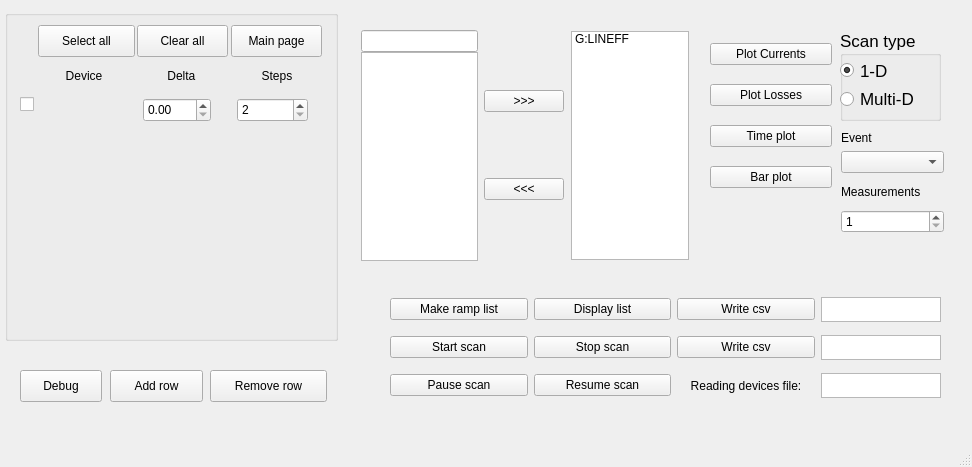
The window that gui_window.ui (rsharankova/LinacDeviceScan) describes before a commit, drawn with Qt 5.
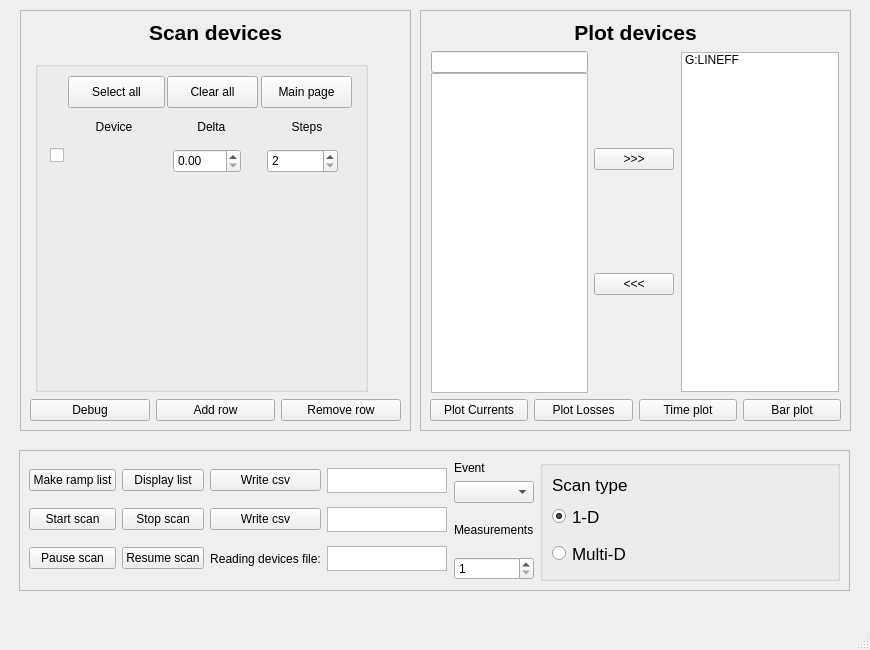
The same window after the commit.

Commit message: major design changes

```diff
--- a/gui_window.ui
+++ b/gui_window.ui
@@ -6,8 +6,8 @@
    <rect>
     <x>0</x>
     <y>0</y>
-    <width>972</width>
-    <height>467</height>
+    <width>870</width>
+    <height>650</height>
    </rect>
   </property>
   <property name="sizePolicy">
@@ -20,277 +20,150 @@
    <string>Phase scan </string>
   </property>
   <widget class="QWidget" name="centralwidget">
-   <widget class="QWidget" name="gridLayoutWidget">
+   <widget class="QFrame" name="plot_frame">
     <property name="geometry">
      <rect>
-      <x>840</x>
-      <y>130</y>
-      <width>104</width>
-      <height>104</height>
+      <x>420</x>
+      <y>10</y>
+      <width>431</width>
+      <height>421</height>
      </rect>
     </property>
-    <layout class="QVBoxLayout" name="verticalLayout_3" stretch="0,1,1,1">
-     <property name="leftMargin">
-      <number>1</number>
-     </property>
-     <property name="topMargin">
-      <number>1</number>
-     </property>
-     <property name="bottomMargin">
-      <number>1</number>
-     </property>
-     <item>
-      <widget class="QLabel" name="label_10">
-       <property name="autoFillBackground">
-        <bool>false</bool>
-       </property>
-       <property name="text">
-        <string>Event</string>
-       </property>
-       <property name="alignment">
-        <set>Qt::AlignLeading|Qt::AlignLeft|Qt::AlignVCenter</set>
-       </property>
-      </widget>
-     </item>
-     <item>
-      <widget class="QComboBox" name="event_comboBox">
-       <property name="currentIndex">
-        <number>-1</number>
-       </property>
-      </widget>
-     </item>
-     <item>
-      <widget class="QLabel" name="label_11">
-       <property name="autoFillBackground">
-        <bool>false</bool>
-       </property>
-       <property name="text">
-        <string>Measurements</string>
-       </property>
-       <property name="alignment">
-        <set>Qt::AlignLeading|Qt::AlignLeft|Qt::AlignVCenter</set>
-       </property>
-      </widget>
-     </item>
-     <item>
-      <widget class="QSpinBox" name="numevents_spinBox">
-       <property name="minimum">
-        <number>1</number>
-       </property>
-       <property name="maximum">
-        <number>10000</number>
-       </property>
-      </widget>
-     </item>
-    </layout>
-   </widget>
-   <widget class="QWidget" name="gridLayoutWidget_3">
-    <property name="geometry">
-     <rect>
-      <x>390</x>
-      <y>290</y>
-      <width>551</width>
-      <height>115</height>
-     </rect>
-    </property>
-    <layout class="QGridLayout" name="gridLayout_3">
-     <property name="sizeConstraint">
-      <enum>QLayout::SetDefaultConstraint</enum>
-     </property>
-     <item row="0" column="1">
-      <widget class="QPushButton" name="displayList_pushButton">
-       <property name="text">
-        <string>Display list</string>
-       </property>
-      </widget>
-     </item>
-     <item row="1" column="3">
-      <widget class="QPlainTextEdit" name="scan_plainTextEdit">
-       <property name="sizePolicy">
-        <sizepolicy hsizetype="Fixed" vsizetype="Fixed">
-         <horstretch>0</horstretch>
-         <verstretch>0</verstretch>
-        </sizepolicy>
-       </property>
-       <property name="maximumSize">
-        <size>
-         <width>120</width>
-         <height>25</height>
-        </size>
-       </property>
-      </widget>
-     </item>
-     <item row="1" column="2">
-      <widget class="QPushButton" name="writeScan_pushButton">
-       <property name="text">
-        <string>Write csv</string>
-       </property>
-      </widget>
-     </item>
-     <item row="1" column="1">
-      <widget class="QPushButton" name="stopScan_pushButton">
-       <property name="text">
-        <string>Stop scan</string>
-       </property>
-      </widget>
-     </item>
-     <item row="1" column="0">
-      <widget class="QPushButton" name="startScan_pushButton">
-       <property name="text">
-        <string>Start scan</string>
-       </property>
-      </widget>
-     </item>
-     <item row="0" column="2">
-      <widget class="QPushButton" name="writeList_pushButton">
-       <property name="text">
-        <string>Write csv</string>
-       </property>
-      </widget>
-     </item>
-     <item row="0" column="3">
-      <widget class="QPlainTextEdit" name="list_plainTextEdit">
-       <property name="sizePolicy">
-        <sizepolicy hsizetype="Fixed" vsizetype="Fixed">
-         <horstretch>0</horstretch>
-         <verstretch>0</verstretch>
-        </sizepolicy>
-       </property>
-       <property name="maximumSize">
-        <size>
-         <width>120</width>
-         <height>25</height>
-        </size>
-       </property>
-      </widget>
-     </item>
+    <property name="frameShape">
+     <enum>QFrame::StyledPanel</enum>
+    </property>
+    <property name="frameShadow">
+     <enum>QFrame::Raised</enum>
+    </property>
+    <layout class="QGridLayout" name="gridLayout">
      <item row="0" column="0">
-      <widget class="QPushButton" name="genList_pushButton">
-       <property name="text">
-        <string>Make ramp list</string>
-       </property>
-      </widget>
-     </item>
-     <item row="2" column="2">
-      <widget class="QLabel" name="label_12">
-       <property name="text">
-        <string>Reading devices file:</string>
-       </property>
-       <property name="alignment">
-        <set>Qt::AlignCenter</set>
-       </property>
-      </widget>
-     </item>
-     <item row="2" column="3">
-      <widget class="QPlainTextEdit" name="read_plainTextEdit">
-       <property name="sizePolicy">
-        <sizepolicy hsizetype="Fixed" vsizetype="Fixed">
-         <horstretch>0</horstretch>
-         <verstretch>0</verstretch>
-        </sizepolicy>
-       </property>
-       <property name="minimumSize">
-        <size>
-         <width>0</width>
-         <height>0</height>
-        </size>
-       </property>
-       <property name="maximumSize">
-        <size>
-         <width>120</width>
-         <height>25</height>
-        </size>
-       </property>
-      </widget>
-     </item>
-     <item row="2" column="0">
-      <widget class="QPushButton" name="pauseScan_pushButton">
-       <property name="text">
-        <string>Pause scan</string>
-       </property>
-      </widget>
-     </item>
-     <item row="2" column="1">
-      <widget class="QPushButton" name="resumeScan_pushButton">
-       <property name="text">
-        <string>Resume scan</string>
-       </property>
-      </widget>
-     </item>
-    </layout>
-   </widget>
-   <widget class="QGroupBox" name="groupBox">
-    <property name="geometry">
-     <rect>
-      <x>840</x>
-      <y>30</y>
-      <width>101</width>
-      <height>91</height>
-     </rect>
-    </property>
+      <widget class="QLabel" name="label_13">
     <property name="font">
      <font>
-      <pointsize>13</pointsize>
-     </font>
-    </property>
-    <property name="autoFillBackground">
-     <bool>false</bool>
-    </property>
-    <property name="title">
-     <string>Scan type</string>
-    </property>
-    <property name="flat">
-     <bool>true</bool>
-    </property>
-    <property name="checkable">
-     <bool>false</bool>
-    </property>
-    <property name="checked">
+         <pointsize>16</pointsize>
+         <weight>75</weight>
+         <bold>true</bold>
+        </font>
+       </property>
+       <property name="text">
+        <string>Plot devices</string>
+       </property>
+       <property name="alignment">
+        <set>Qt::AlignCenter</set>
+       </property>
+      </widget>
+     </item>
+     <item row="1" column="0">
+      <layout class="QHBoxLayout" name="plotDevList_horizontalLayout">
+       <property name="leftMargin">
+        <number>1</number>
+       </property>
+       <property name="rightMargin">
+        <number>1</number>
+       </property>
+       <item>
+        <layout class="QVBoxLayout" name="verticalLayout_5">
+         <property name="spacing">
+          <number>0</number>
+         </property>
+         <item>
+          <widget class="QLineEdit" name="searchbar"/>
+         </item>
+         <item>
+          <widget class="QTableView" name="table">
+           <property name="showGrid">
      <bool>false</bool>
     </property>
-    <widget class="QWidget" name="verticalLayoutWidget">
-     <property name="geometry">
-      <rect>
-       <x>0</x>
-       <y>29</y>
-       <width>91</width>
-       <height>51</height>
-      </rect>
-     </property>
-     <layout class="QVBoxLayout" name="verticalLayout_2">
+           <attribute name="horizontalHeaderVisible">
+            <bool>true</bool>
+           </attribute>
+           <attribute name="horizontalHeaderCascadingSectionResizes">
+            <bool>false</bool>
+           </attribute>
+           <attribute name="horizontalHeaderDefaultSectionSize">
+            <number>0</number>
+           </attribute>
+           <attribute name="horizontalHeaderHighlightSections">
+            <bool>false</bool>
+           </attribute>
+           <attribute name="horizontalHeaderMinimumSectionSize">
+            <number>20</number>
+           </attribute>
+           <attribute name="verticalHeaderVisible">
+            <bool>true</bool>
+           </attribute>
+           <attribute name="verticalHeaderDefaultSectionSize">
+            <number>0</number>
+           </attribute>
+           <attribute name="verticalHeaderHighlightSections">
+            <bool>false</bool>
+           </attribute>
+           <attribute name="verticalHeaderMinimumSectionSize">
+            <number>20</number>
+           </attribute>
+          </widget>
+         </item>
+        </layout>
+       </item>
       <item>
-       <widget class="QRadioButton" name="oneD_radioButton">
+        <layout class="QVBoxLayout" name="verticalLayout_6">
+         <item>
+          <widget class="QPushButton" name="add_pushButton">
         <property name="text">
-         <string>1-D</string>
-        </property>
-        <property name="checked">
-         <bool>true</bool>
-        </property>
+            <string>&gt;&gt;&gt;</string>
+           </property>
        </widget>
       </item>
       <item>
-       <widget class="QRadioButton" name="nD_radioButton">
+          <widget class="QPushButton" name="remove_pushButton">
         <property name="text">
-         <string>Multi-D</string>
-        </property>
-        <property name="checked">
+            <string>&lt;&lt;&lt;</string>
+           </property>
+          </widget>
+         </item>
+        </layout>
+       </item>
+       <item>
+        <layout class="QVBoxLayout" name="verticalLayout">
+         <property name="leftMargin">
+          <number>1</number>
+         </property>
+         <property name="topMargin">
+          <number>1</number>
+         </property>
+         <property name="rightMargin">
+          <number>1</number>
+         </property>
+         <property name="bottomMargin">
+          <number>1</number>
+         </property>
+         <item>
+          <widget class="QListWidget" name="listWidget">
+           <property name="tabKeyNavigation">
+            <bool>true</bool>
+           </property>
+           <property name="showDropIndicator" stdset="0">
          <bool>false</bool>
         </property>
+           <property name="dragEnabled">
+            <bool>false</bool>
+           </property>
+           <property name="selectionMode">
+            <enum>QAbstractItemView::MultiSelection</enum>
+           </property>
+           <item>
+            <property name="text">
+             <string>G:LINEFF</string>
+            </property>
+           </item>
        </widget>
       </item>
      </layout>
-    </widget>
-   </widget>
-   <widget class="QWidget" name="horizontalLayoutWidget">
-    <property name="geometry">
-     <rect>
-      <x>710</x>
-      <y>30</y>
-      <width>122</width>
-      <height>171</height>
-     </rect>
-    </property>
-    <layout class="QVBoxLayout" name="verticalLayout_4">
+       </item>
+      </layout>
+     </item>
+     <item row="2" column="0">
+      <layout class="QHBoxLayout" name="horizontalLayout">
      <item>
       <widget class="QPushButton" name="current_pushButton">
        <property name="text">
@@ -320,16 +193,27 @@
       </widget>
      </item>
     </layout>
+     </item>
+    </layout>
    </widget>
+   <widget class="QFrame" name="scan_frame">
+    <property name="geometry">
+     <rect>
+      <x>20</x>
+      <y>10</y>
+      <width>391</width>
+      <height>421</height>
+     </rect>
+    </property>
+    <property name="frameShape">
+     <enum>QFrame::StyledPanel</enum>
+    </property>
+    <property name="frameShadow">
+     <enum>QFrame::Raised</enum>
+    </property>
+    <layout class="QGridLayout" name="gridLayout_2">
+     <item row="1" column="0" colspan="3">
    <widget class="QStackedWidget" name="stackedWidget">
-    <property name="geometry">
-     <rect>
-      <x>0</x>
-      <y>0</y>
-      <width>361</width>
-      <height>371</height>
-     </rect>
-    </property>
     <property name="sizePolicy">
      <sizepolicy hsizetype="Expanding" vsizetype="Expanding">
       <horstretch>0</horstretch>
@@ -1258,158 +1142,9 @@
      </widget>
     </widget>
    </widget>
-   <widget class="QWidget" name="horizontalLayoutWidget_2">
-    <property name="geometry">
-     <rect>
-      <x>360</x>
-      <y>30</y>
-      <width>331</width>
-      <height>231</height>
-     </rect>
-    </property>
-    <layout class="QHBoxLayout" name="horizontalLayout">
-     <property name="leftMargin">
-      <number>1</number>
-     </property>
-     <property name="rightMargin">
-      <number>1</number>
-     </property>
-     <item>
-      <layout class="QVBoxLayout" name="verticalLayout_5">
-       <property name="spacing">
-        <number>0</number>
-       </property>
-       <item>
-        <widget class="QLineEdit" name="searchbar"/>
-       </item>
-       <item>
-        <widget class="QTableView" name="table">
-         <property name="showGrid">
-          <bool>false</bool>
-         </property>
-         <attribute name="horizontalHeaderVisible">
-          <bool>true</bool>
-         </attribute>
-         <attribute name="horizontalHeaderCascadingSectionResizes">
-          <bool>false</bool>
-         </attribute>
-         <attribute name="horizontalHeaderDefaultSectionSize">
-          <number>0</number>
-         </attribute>
-         <attribute name="horizontalHeaderHighlightSections">
-          <bool>false</bool>
-         </attribute>
-         <attribute name="horizontalHeaderMinimumSectionSize">
-          <number>20</number>
-         </attribute>
-         <attribute name="verticalHeaderVisible">
-          <bool>true</bool>
-         </attribute>
-         <attribute name="verticalHeaderDefaultSectionSize">
-          <number>0</number>
-         </attribute>
-         <attribute name="verticalHeaderHighlightSections">
-          <bool>false</bool>
-         </attribute>
-         <attribute name="verticalHeaderMinimumSectionSize">
-          <number>20</number>
-         </attribute>
-        </widget>
-       </item>
-      </layout>
-     </item>
-     <item>
-      <layout class="QVBoxLayout" name="verticalLayout_6">
-       <item>
-        <widget class="QPushButton" name="add_pushButton">
-         <property name="text">
-          <string>&gt;&gt;&gt;</string>
-         </property>
-        </widget>
-       </item>
-       <item>
-        <widget class="QPushButton" name="remove_pushButton">
-         <property name="text">
-          <string>&lt;&lt;&lt;</string>
-         </property>
-        </widget>
-       </item>
-      </layout>
-     </item>
-     <item>
-      <layout class="QVBoxLayout" name="verticalLayout">
-       <property name="leftMargin">
-        <number>1</number>
-       </property>
-       <property name="topMargin">
-        <number>1</number>
-       </property>
-       <property name="rightMargin">
-        <number>1</number>
-       </property>
-       <property name="bottomMargin">
-        <number>1</number>
-       </property>
-       <item>
-        <widget class="QListWidget" name="listWidget">
-         <property name="tabKeyNavigation">
-          <bool>true</bool>
-         </property>
-         <property name="showDropIndicator" stdset="0">
-          <bool>false</bool>
-         </property>
-         <property name="dragEnabled">
-          <bool>false</bool>
-         </property>
-         <property name="selectionMode">
-          <enum>QAbstractItemView::MultiSelection</enum>
-         </property>
-         <item>
-          <property name="text">
-           <string>G:LINEFF</string>
-          </property>
-         </item>
-        </widget>
-       </item>
-      </layout>
-     </item>
-    </layout>
-   </widget>
-   <widget class="QPushButton" name="removeDevice_pushButton">
-    <property name="geometry">
-     <rect>
-      <x>210</x>
-      <y>370</y>
-      <width>117</width>
-      <height>32</height>
-     </rect>
-    </property>
-    <property name="text">
-     <string>Remove row</string>
-    </property>
-   </widget>
-   <widget class="QPushButton" name="addDevice_pushButton">
-    <property name="geometry">
-     <rect>
-      <x>110</x>
-      <y>370</y>
-      <width>93</width>
-      <height>32</height>
-     </rect>
-    </property>
-    <property name="text">
-     <string>Add row</string>
-    </property>
-   </widget>
+     </item>
+     <item row="2" column="0">
    <widget class="QPushButton" name="debug_pushButton">
-    <property name="geometry">
-     <rect>
-      <x>20</x>
-      <y>370</y>
-      <width>82</width>
-      <height>32</height>
-     </rect>
-    </property>
     <property name="text">
      <string>Debug</string>
     </property>
@@ -1417,6 +1152,319 @@
      <bool>true</bool>
     </property>
    </widget>
+     </item>
+     <item row="2" column="1">
+      <widget class="QPushButton" name="addDevice_pushButton">
+       <property name="text">
+        <string>Add row</string>
+       </property>
+      </widget>
+     </item>
+     <item row="2" column="2">
+      <widget class="QPushButton" name="removeDevice_pushButton">
+       <property name="text">
+        <string>Remove row</string>
+       </property>
+      </widget>
+     </item>
+     <item row="0" column="0" colspan="3">
+      <widget class="QLabel" name="label_14">
+       <property name="font">
+        <font>
+         <pointsize>16</pointsize>
+         <weight>75</weight>
+         <bold>true</bold>
+        </font>
+       </property>
+       <property name="text">
+        <string>Scan devices</string>
+       </property>
+       <property name="alignment">
+        <set>Qt::AlignCenter</set>
+       </property>
+      </widget>
+     </item>
+    </layout>
+   </widget>
+   <widget class="QFrame" name="misc_frame">
+    <property name="geometry">
+     <rect>
+      <x>19</x>
+      <y>450</y>
+      <width>831</width>
+      <height>141</height>
+     </rect>
+    </property>
+    <property name="frameShape">
+     <enum>QFrame::StyledPanel</enum>
+    </property>
+    <property name="frameShadow">
+     <enum>QFrame::Raised</enum>
+    </property>
+    <layout class="QHBoxLayout" name="horizontalLayout_2">
+     <item>
+      <layout class="QGridLayout" name="ramp_gridLayout">
+       <property name="sizeConstraint">
+        <enum>QLayout::SetDefaultConstraint</enum>
+       </property>
+       <item row="0" column="1">
+        <widget class="QPushButton" name="displayList_pushButton">
+         <property name="text">
+          <string>Display list</string>
+         </property>
+        </widget>
+       </item>
+       <item row="1" column="3">
+        <widget class="QPlainTextEdit" name="scan_plainTextEdit">
+         <property name="sizePolicy">
+          <sizepolicy hsizetype="MinimumExpanding" vsizetype="Fixed">
+           <horstretch>0</horstretch>
+           <verstretch>0</verstretch>
+          </sizepolicy>
+         </property>
+         <property name="maximumSize">
+          <size>
+           <width>120</width>
+           <height>25</height>
+          </size>
+         </property>
+        </widget>
+       </item>
+       <item row="1" column="2">
+        <widget class="QPushButton" name="writeScan_pushButton">
+         <property name="text">
+          <string>Write csv</string>
+         </property>
+        </widget>
+       </item>
+       <item row="1" column="1">
+        <widget class="QPushButton" name="stopScan_pushButton">
+         <property name="text">
+          <string>Stop scan</string>
+         </property>
+        </widget>
+       </item>
+       <item row="1" column="0">
+        <widget class="QPushButton" name="startScan_pushButton">
+         <property name="text">
+          <string>Start scan</string>
+         </property>
+        </widget>
+       </item>
+       <item row="0" column="2">
+        <widget class="QPushButton" name="writeList_pushButton">
+         <property name="text">
+          <string>Write csv</string>
+         </property>
+        </widget>
+       </item>
+       <item row="0" column="3">
+        <widget class="QPlainTextEdit" name="list_plainTextEdit">
+         <property name="sizePolicy">
+          <sizepolicy hsizetype="MinimumExpanding" vsizetype="Fixed">
+           <horstretch>0</horstretch>
+           <verstretch>0</verstretch>
+          </sizepolicy>
+         </property>
+         <property name="maximumSize">
+          <size>
+           <width>120</width>
+           <height>25</height>
+          </size>
+         </property>
+        </widget>
+       </item>
+       <item row="0" column="0">
+        <widget class="QPushButton" name="genList_pushButton">
+         <property name="text">
+          <string>Make ramp list</string>
+         </property>
+        </widget>
+       </item>
+       <item row="2" column="2">
+        <widget class="QLabel" name="label_12">
+         <property name="text">
+          <string>Reading devices file:</string>
+         </property>
+         <property name="alignment">
+          <set>Qt::AlignCenter</set>
+         </property>
+         <property name="wordWrap">
+          <bool>true</bool>
+         </property>
+        </widget>
+       </item>
+       <item row="2" column="3">
+        <widget class="QPlainTextEdit" name="read_plainTextEdit">
+         <property name="sizePolicy">
+          <sizepolicy hsizetype="MinimumExpanding" vsizetype="Fixed">
+           <horstretch>0</horstretch>
+           <verstretch>0</verstretch>
+          </sizepolicy>
+         </property>
+         <property name="minimumSize">
+          <size>
+           <width>0</width>
+           <height>0</height>
+          </size>
+         </property>
+         <property name="maximumSize">
+          <size>
+           <width>120</width>
+           <height>25</height>
+          </size>
+         </property>
+        </widget>
+       </item>
+       <item row="2" column="0">
+        <widget class="QPushButton" name="pauseScan_pushButton">
+         <property name="text">
+          <string>Pause scan</string>
+         </property>
+        </widget>
+       </item>
+       <item row="2" column="1">
+        <widget class="QPushButton" name="resumeScan_pushButton">
+         <property name="text">
+          <string>Resume scan</string>
+         </property>
+        </widget>
+       </item>
+      </layout>
+     </item>
+     <item>
+      <layout class="QVBoxLayout" name="evt_verticalLayout" stretch="0,1,1,1">
+       <property name="leftMargin">
+        <number>1</number>
+       </property>
+       <property name="topMargin">
+        <number>1</number>
+       </property>
+       <property name="bottomMargin">
+        <number>1</number>
+       </property>
+       <item>
+        <widget class="QLabel" name="label_10">
+         <property name="autoFillBackground">
+          <bool>false</bool>
+         </property>
+         <property name="text">
+          <string>Event</string>
+         </property>
+         <property name="alignment">
+          <set>Qt::AlignLeading|Qt::AlignLeft|Qt::AlignVCenter</set>
+         </property>
+        </widget>
+       </item>
+       <item>
+        <widget class="QComboBox" name="event_comboBox">
+         <property name="currentIndex">
+          <number>-1</number>
+         </property>
+        </widget>
+       </item>
+       <item>
+        <widget class="QLabel" name="label_11">
+         <property name="autoFillBackground">
+          <bool>false</bool>
+         </property>
+         <property name="text">
+          <string>Measurements</string>
+         </property>
+         <property name="alignment">
+          <set>Qt::AlignLeading|Qt::AlignLeft|Qt::AlignVCenter</set>
+         </property>
+        </widget>
+       </item>
+       <item>
+        <widget class="QSpinBox" name="numevents_spinBox">
+         <property name="minimum">
+          <number>1</number>
+         </property>
+         <property name="maximum">
+          <number>10000</number>
+         </property>
+        </widget>
+       </item>
+      </layout>
+     </item>
+     <item>
+      <widget class="QGroupBox" name="scanType_groupBox">
+       <property name="font">
+        <font>
+         <pointsize>13</pointsize>
+        </font>
+       </property>
+       <property name="autoFillBackground">
+        <bool>false</bool>
+       </property>
+       <property name="title">
+        <string/>
+       </property>
+       <property name="flat">
+        <bool>true</bool>
+       </property>
+       <property name="checkable">
+        <bool>false</bool>
+       </property>
+       <property name="checked">
+        <bool>false</bool>
+       </property>
+       <layout class="QVBoxLayout" name="verticalLayout_4">
+        <item>
+         <layout class="QVBoxLayout" name="scanType_verticalLayout">
+          <item>
+           <widget class="QLabel" name="label">
+            <property name="sizePolicy">
+             <sizepolicy hsizetype="Preferred" vsizetype="Minimum">
+              <horstretch>0</horstretch>
+              <verstretch>0</verstretch>
+             </sizepolicy>
+            </property>
+            <property name="text">
+             <string>Scan type</string>
+            </property>
+           </widget>
+          </item>
+          <item>
+           <widget class="QRadioButton" name="oneD_radioButton">
+            <property name="sizePolicy">
+             <sizepolicy hsizetype="MinimumExpanding" vsizetype="MinimumExpanding">
+              <horstretch>0</horstretch>
+              <verstretch>0</verstretch>
+             </sizepolicy>
+            </property>
+            <property name="text">
+             <string>1-D</string>
+            </property>
+            <property name="checked">
+             <bool>true</bool>
+            </property>
+           </widget>
+          </item>
+          <item>
+           <widget class="QRadioButton" name="nD_radioButton">
+            <property name="sizePolicy">
+             <sizepolicy hsizetype="MinimumExpanding" vsizetype="MinimumExpanding">
+              <horstretch>0</horstretch>
+              <verstretch>0</verstretch>
+             </sizepolicy>
+            </property>
+            <property name="text">
+             <string>Multi-D</string>
+            </property>
+            <property name="checked">
+             <bool>false</bool>
+            </property>
+           </widget>
+          </item>
+         </layout>
+        </item>
+       </layout>
+      </widget>
+     </item>
+    </layout>
+   </widget>
   </widget>
   <widget class="QMenuBar" name="menubar">
    <property name="geometry">
```
Left out of the diff: 2 changed lines with no effect on the pictures. Lines whose indentation alone changed are shown as unchanged.
